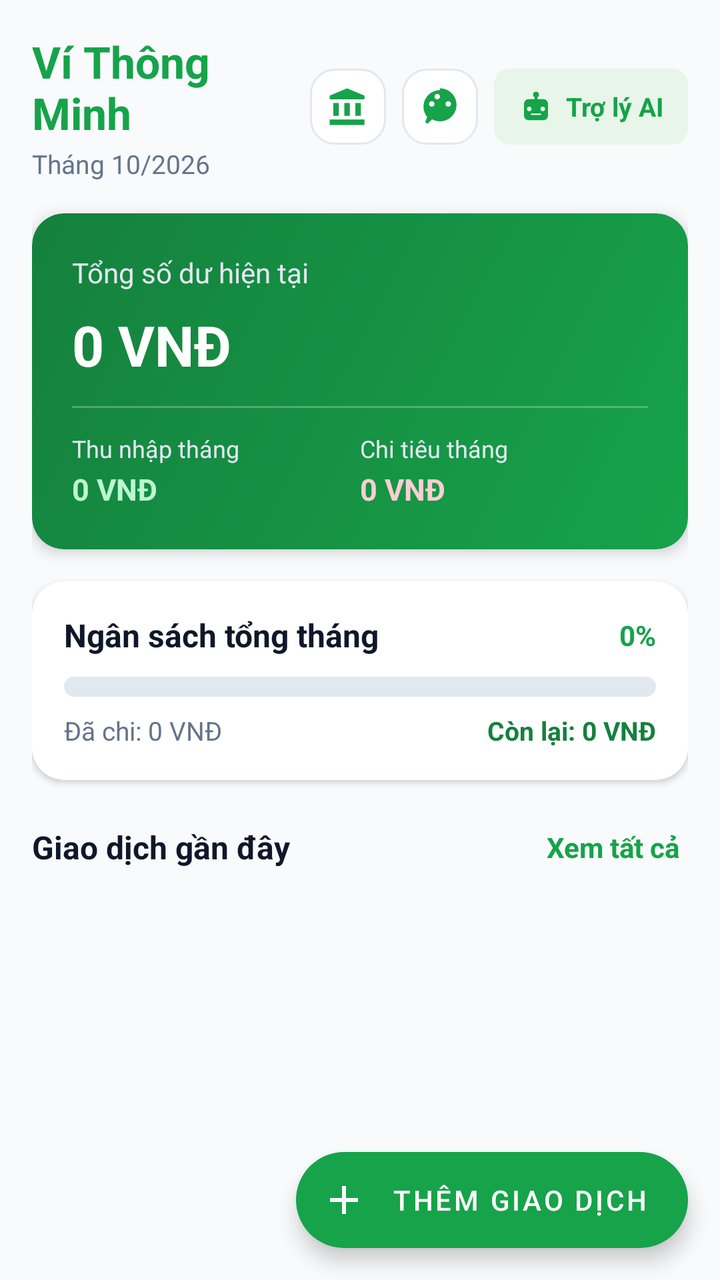
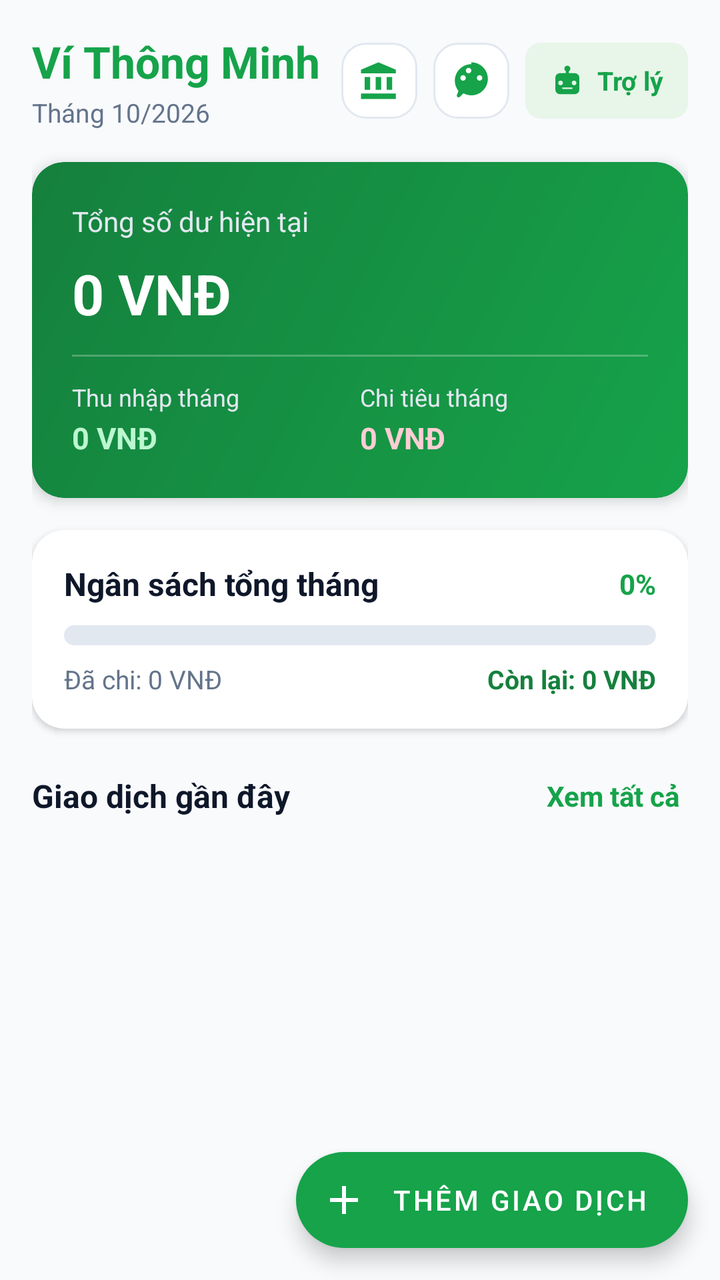

Compare the two renders of this Android layout. The source of the first and the diff that turns it into the second are given below.
<!-- AndroidManifest.xml: application theme Theme.QuanLyChiTieu -->
<!-- res/layout/fragment_overview.xml -->
<?xml version="1.0" encoding="utf-8"?>
<androidx.coordinatorlayout.widget.CoordinatorLayout xmlns:android="http://schemas.android.com/apk/res/android"
    xmlns:app="http://schemas.android.com/apk/res-auto"
    android:layout_width="match_parent"
    android:layout_height="match_parent"
    android:background="@color/bg_light">

    <androidx.core.widget.NestedScrollView
        android:layout_width="match_parent"
        android:layout_height="match_parent"
        android:fillViewport="true">

        <LinearLayout
            android:layout_width="match_parent"
            android:layout_height="wrap_content"
            android:orientation="vertical"
            android:paddingHorizontal="16dp"
            android:paddingTop="16dp"
            android:paddingBottom="96dp">

            
            <LinearLayout
                android:layout_width="match_parent"
                android:layout_height="wrap_content"
                android:gravity="center_vertical"
                android:orientation="horizontal">

                <LinearLayout
                    android:layout_width="0dp"
                    android:layout_height="wrap_content"
                    android:layout_weight="1"
                    android:orientation="vertical">

                    <TextView
                        android:layout_width="wrap_content"
                        android:layout_height="wrap_content"
                        android:text="@string/app_name"
                        android:textColor="?attr/colorPrimary"
                        android:textSize="22sp"
                        android:textStyle="bold" />

                    <TextView
                        android:id="@+id/tv_current_date"
                        android:layout_width="wrap_content"
                        android:layout_height="wrap_content"
                        android:layout_marginTop="2dp"
                        android:text="Tháng 10/2026"
                        android:textColor="@color/text_secondary"
                        android:textSize="13sp" />
                </LinearLayout>

                
                <ImageView
                    android:id="@+id/btn_bank_sync"
                    android:layout_width="38dp"
                    android:layout_height="38dp"
                    android:layout_marginEnd="8dp"
                    android:background="@drawable/bg_rounded_search"
                    android:clickable="true"
                    android:focusable="true"
                    android:padding="8dp"
                    android:src="@drawable/ic_bank"
                    app:tint="?attr/colorPrimary" />

                
                <ImageView
                    android:id="@+id/btn_change_theme"
                    android:layout_width="38dp"
                    android:layout_height="38dp"
                    android:layout_marginEnd="8dp"
                    android:background="@drawable/bg_rounded_search"
                    android:clickable="true"
                    android:focusable="true"
                    android:padding="8dp"
                    android:src="@drawable/ic_palette" />

                
                <LinearLayout
                    android:id="@+id/btn_open_ai_chatbot"
                    android:layout_width="wrap_content"
                    android:layout_height="38dp"
                    android:background="@drawable/bg_badge_income"
                    android:clickable="true"
                    android:focusable="true"
                    android:gravity="center_vertical"
                    android:orientation="horizontal"
                    android:paddingHorizontal="12dp">

                    <ImageView
                        android:layout_width="18dp"
                        android:layout_height="18dp"
                        android:src="@drawable/ic_bot_ai" />

                    <TextView
                        android:layout_width="wrap_content"
                        android:layout_height="wrap_content"
                        android:layout_marginStart="6dp"
                        android:text="Trợ lý AI"
                        android:textColor="@color/primary"
                        android:textSize="13sp"
                        android:textStyle="bold" />
                </LinearLayout>

            </LinearLayout>

            
            <androidx.cardview.widget.CardView
                android:layout_width="match_parent"
                android:layout_height="wrap_content"
                android:layout_marginTop="16dp"
                app:cardCornerRadius="16dp"
                app:cardElevation="4dp">

                <LinearLayout
                    android:layout_width="match_parent"
                    android:layout_height="wrap_content"
                    android:background="@drawable/bg_balance_card"
                    android:orientation="vertical"
                    android:padding="20dp">

                    <TextView
                        android:layout_width="wrap_content"
                        android:layout_height="wrap_content"
                        android:text="@string/current_balance"
                        android:textColor="#E2E8F0"
                        android:textSize="14sp" />

                    <TextView
                        android:id="@+id/tv_total_balance"
                        android:layout_width="wrap_content"
                        android:layout_height="wrap_content"
                        android:layout_marginTop="8dp"
                        android:text="0 VNĐ"
                        android:textColor="@color/text_white"
                        android:textSize="28sp"
                        android:textStyle="bold" />

                    <View
                        android:layout_width="match_parent"
                        android:layout_height="1dp"
                        android:layout_marginVertical="12dp"
                        android:background="#40FFFFFF" />

                    <LinearLayout
                        android:layout_width="match_parent"
                        android:layout_height="wrap_content"
                        android:orientation="horizontal">

                        
                        <LinearLayout
                            android:layout_width="0dp"
                            android:layout_height="wrap_content"
                            android:layout_weight="1"
                            android:orientation="vertical">

                            <TextView
                                android:layout_width="wrap_content"
                                android:layout_height="wrap_content"
                                android:text="@string/monthly_income"
                                android:textColor="#E2E8F0"
                                android:textSize="12sp" />

                            <TextView
                                android:id="@+id/tv_overview_income"
                                android:layout_width="wrap_content"
                                android:layout_height="wrap_content"
                                android:layout_marginTop="2dp"
                                android:text="0 VNĐ"
                                android:textColor="#BBF7D0"
                                android:textSize="15sp"
                                android:textStyle="bold" />
                        </LinearLayout>

                        
                        <LinearLayout
                            android:layout_width="0dp"
                            android:layout_height="wrap_content"
                            android:layout_weight="1"
                            android:orientation="vertical">

                            <TextView
                                android:layout_width="wrap_content"
                                android:layout_height="wrap_content"
                                android:text="@string/monthly_expense"
                                android:textColor="#E2E8F0"
                                android:textSize="12sp" />

                            <TextView
                                android:id="@+id/tv_overview_expense"
                                android:layout_width="wrap_content"
                                android:layout_height="wrap_content"
                                android:layout_marginTop="2dp"
                                android:text="0 VNĐ"
                                android:textColor="#FECDD3"
                                android:textSize="15sp"
                                android:textStyle="bold" />
                        </LinearLayout>
                    </LinearLayout>
                </LinearLayout>
            </androidx.cardview.widget.CardView>

            
            <androidx.cardview.widget.CardView
                android:id="@+id/card_budget_overview"
                android:layout_width="match_parent"
                android:layout_height="wrap_content"
                android:layout_marginTop="16dp"
                app:cardBackgroundColor="@color/surface_white"
                app:cardCornerRadius="16dp"
                app:cardElevation="2dp">

                <LinearLayout
                    android:layout_width="match_parent"
                    android:layout_height="wrap_content"
                    android:orientation="vertical"
                    android:padding="16dp">

                    <LinearLayout
                        android:layout_width="match_parent"
                        android:layout_height="wrap_content"
                        android:gravity="center_vertical"
                        android:orientation="horizontal">

                        <TextView
                            android:layout_width="0dp"
                            android:layout_height="wrap_content"
                            android:layout_weight="1"
                            android:text="@string/budget_monthly_total"
                            android:textColor="@color/text_primary"
                            android:textSize="16sp"
                            android:textStyle="bold" />

                        <TextView
                            android:id="@+id/tv_budget_percent"
                            android:layout_width="wrap_content"
                            android:layout_height="wrap_content"
                            android:text="0%"
                            android:textColor="@color/primary"
                            android:textSize="14sp"
                            android:textStyle="bold" />
                    </LinearLayout>

                    <ProgressBar
                        android:id="@+id/progress_budget"
                        style="?android:attr/progressBarStyleHorizontal"
                        android:layout_width="match_parent"
                        android:layout_height="10dp"
                        android:layout_marginTop="10dp"
                        android:max="100"
                        android:progress="0"
                        android:progressDrawable="@drawable/bg_progress_bar" />

                    <LinearLayout
                        android:layout_width="match_parent"
                        android:layout_height="wrap_content"
                        android:layout_marginTop="8dp"
                        android:orientation="horizontal">

                        <TextView
                            android:id="@+id/tv_budget_spent_text"
                            android:layout_width="0dp"
                            android:layout_height="wrap_content"
                            android:layout_weight="1"
                            android:text="Đã chi: 0 VNĐ"
                            android:textColor="@color/text_secondary"
                            android:textSize="13sp" />

                        <TextView
                            android:id="@+id/tv_budget_remaining_text"
                            android:layout_width="wrap_content"
                            android:layout_height="wrap_content"
                            android:text="Còn lại: 0 VNĐ"
                            android:textColor="@color/primary_dark"
                            android:textSize="13sp"
                            android:textStyle="bold" />
                    </LinearLayout>

                    
                    <TextView
                        android:id="@+id/tv_budget_warning"
                        android:layout_width="match_parent"
                        android:layout_height="wrap_content"
                        android:layout_marginTop="10dp"
                        android:background="@drawable/bg_badge_warning"
                        android:drawableStart="@drawable/ic_warning"
                        android:drawablePadding="8dp"
                        android:padding="8dp"
                        android:text="@string/warning_budget_over"
                        android:textColor="@color/danger_red"
                        android:textSize="13sp"
                        android:visibility="gone" />
                </LinearLayout>
            </androidx.cardview.widget.CardView>

            
            <androidx.cardview.widget.CardView
                android:id="@+id/card_pending_approval"
                android:layout_width="match_parent"
                android:layout_height="wrap_content"
                android:layout_marginTop="16dp"
                android:visibility="gone"
                app:cardCornerRadius="14dp"
                app:cardElevation="3dp">

                <LinearLayout
                    android:layout_width="match_parent"
                    android:layout_height="wrap_content"
                    android:background="#FFFBEB"
                    android:gravity="center_vertical"
                    android:orientation="horizontal"
                    android:padding="14dp">

                    <ImageView
                        android:layout_width="38dp"
                        android:layout_height="38dp"
                        android:background="@drawable/bg_rounded_search"
                        android:padding="7dp"
                        android:src="@drawable/ic_bank"
                        app:tint="@color/warning_orange" />

                    <LinearLayout
                        android:layout_width="0dp"
                        android:layout_height="wrap_content"
                        android:layout_marginStart="12dp"
                        android:layout_weight="1"
                        android:orientation="vertical">

                        <TextView
                            android:id="@+id/tv_pending_title"
                            android:layout_width="wrap_content"
                            android:layout_height="wrap_content"
                            android:text="1 giao dịch ngân hàng chờ duyệt"
                            android:textColor="#B45309"
                            android:textSize="14sp"
                            android:textStyle="bold" />

                        <TextView
                            android:layout_width="wrap_content"
                            android:layout_height="wrap_content"
                            android:layout_marginTop="2dp"
                            android:text="Chạm để chọn danh mục &amp; lưu vào ví"
                            android:textColor="#92400E"
                            android:textSize="12sp" />
                    </LinearLayout>

                    <TextView
                        android:layout_width="wrap_content"
                        android:layout_height="wrap_content"
                        android:background="@drawable/bg_badge_warning"
                        android:paddingHorizontal="12dp"
                        android:paddingVertical="6dp"
                        android:text="DUYỆT"
                        android:textColor="#B45309"
                        android:textSize="12sp"
                        android:textStyle="bold" />
                </LinearLayout>
            </androidx.cardview.widget.CardView>

            
            <LinearLayout
                android:layout_width="match_parent"
                android:layout_height="wrap_content"
                android:layout_marginTop="20dp"
                android:gravity="center_vertical"
                android:orientation="horizontal">

                <TextView
                    android:layout_width="0dp"
                    android:layout_height="wrap_content"
                    android:layout_weight="1"
                    android:text="@string/recent_transactions"
                    android:textColor="@color/text_primary"
                    android:textSize="16sp"
                    android:textStyle="bold" />

                <TextView
                    android:id="@+id/btn_view_all_transactions"
                    android:layout_width="wrap_content"
                    android:layout_height="wrap_content"
                    android:padding="4dp"
                    android:text="@string/view_all"
                    android:textColor="@color/primary"
                    android:textSize="14sp"
                    android:textStyle="bold" />
            </LinearLayout>

            
            <androidx.recyclerview.widget.RecyclerView
                android:id="@+id/rv_recent_transactions"
                android:layout_width="match_parent"
                android:layout_height="wrap_content"
                android:layout_marginTop="8dp"
                android:nestedScrollingEnabled="false" />

            
            <LinearLayout
                android:id="@+id/layout_empty_recent"
                android:layout_width="match_parent"
                android:layout_height="wrap_content"
                android:layout_marginTop="24dp"
                android:gravity="center"
                android:orientation="vertical"
                android:visibility="gone">

                <TextView
                    android:layout_width="wrap_content"
                    android:layout_height="wrap_content"
                    android:text="@string/no_transactions"
                    android:textColor="@color/text_secondary"
                    android:textSize="14sp" />
            </LinearLayout>

        </LinearLayout>
    </androidx.core.widget.NestedScrollView>

    
    <com.google.android.material.floatingactionbutton.ExtendedFloatingActionButton
        android:id="@+id/fab_add_transaction"
        android:layout_width="wrap_content"
        android:layout_height="wrap_content"
        android:layout_gravity="bottom|end"
        android:layout_margin="16dp"
        app:backgroundTint="?attr/colorPrimary"
        android:text="@string/btn_add_transaction"
        android:textColor="@color/text_white"
        app:icon="@drawable/ic_add"
        app:iconTint="@color/text_white" />

</androidx.coordinatorlayout.widget.CoordinatorLayout>
<!-- resources referenced by this layout -->
<resources>
  <color name="bg_light">#F8FAFC</color>
  <color name="danger_red">#B91C1C</color>
  <color name="primary">#16A34A</color>
  <color name="primary_dark">#15803D</color>
  <color name="surface_white">#FFFFFF</color>
  <color name="text_primary">#0F172A</color>
  <color name="text_secondary">#64748B</color>
  <color name="text_white">#FFFFFF</color>
  <color name="warning_orange">#F59E0B</color>
  <!-- drawable bg_badge_income (drawable) -->
  <?xml version="1.0" encoding="utf-8"?>
  <shape xmlns:android="http://schemas.android.com/apk/res/android">
      <solid android:color="@color/income_green_bg" />
      <corners android:radius="8dp" />
  </shape>
  <!-- drawable bg_badge_warning (drawable) -->
  <?xml version="1.0" encoding="utf-8"?>
  <shape xmlns:android="http://schemas.android.com/apk/res/android">
      <solid android:color="@color/warning_orange_bg" />
      <stroke android:width="1dp" android:color="@color/warning_orange" />
      <corners android:radius="12dp" />
  </shape>
  <!-- drawable bg_balance_card (drawable) -->
  <?xml version="1.0" encoding="utf-8"?>
  <shape xmlns:android="http://schemas.android.com/apk/res/android">
      <gradient
          android:angle="135"
          android:startColor="?attr/colorPrimary"
          android:endColor="?attr/colorPrimaryVariant"
          android:type="linear" />
      <corners android:radius="16dp" />
  </shape>
  <!-- drawable bg_rounded_search (drawable) -->
  <?xml version="1.0" encoding="utf-8"?>
  <shape xmlns:android="http://schemas.android.com/apk/res/android">
      <solid android:color="@color/surface_white" />
      <stroke android:width="1dp" android:color="@color/divider" />
      <corners android:radius="12dp" />
  </shape>
  <!-- drawable ic_add (drawable) -->
  <vector xmlns:android="http://schemas.android.com/apk/res/android"
      android:width="24dp"
      android:height="24dp"
      android:viewportWidth="24"
      android:viewportHeight="24">
      <path
          android:fillColor="@color/text_white"
          android:pathData="M19,13h-6v6h-2v-6H5v-2h6V5h2v6h6v2z"/>
  </vector>
  <!-- drawable ic_bank (drawable) -->
  <vector xmlns:android="http://schemas.android.com/apk/res/android"
      android:width="24dp"
      android:height="24dp"
      android:viewportWidth="24"
      android:viewportHeight="24">
      <path
          android:fillColor="@color/text_secondary"
          android:pathData="M4,10v7h3v-7H4zm6,0v7h3v-7h-3zm6,0v7h3v-7h-3zM2,22h19v-3H2v3zm9.5,-20L2,6v2h19V6l-9.5,-4z"/>
  </vector>
  <!-- drawable ic_warning (drawable) -->
  <vector xmlns:android="http://schemas.android.com/apk/res/android"
      android:width="24dp"
      android:height="24dp"
      android:viewportWidth="24"
      android:viewportHeight="24">
      <path
          android:fillColor="@color/warning_orange"
          android:pathData="M1,21h22L12,2 1,21zm12,-3h-2v-2h2v2zm0,-4h-2v-4h2v4z"/>
  </vector>
  <string name="app_name">Ví Thông Minh</string>
  <string name="btn_add_transaction">Thêm giao dịch</string>
  <string name="budget_monthly_total">Ngân sách tổng tháng</string>
  <string name="current_balance">Tổng số dư hiện tại</string>
  <string name="monthly_expense">Chi tiêu tháng</string>
  <string name="monthly_income">Thu nhập tháng</string>
  <string name="no_transactions">Chưa có giao dịch nào.</string>
  <string name="recent_transactions">Giao dịch gần đây</string>
  <string name="view_all">Xem tất cả</string>
  <string name="warning_budget_over">Cảnh báo: Bạn đã chi tiêu vượt quá ngân sách tháng!</string>
  <color name="income_green_bg">#E8F5E9</color>
  <color name="warning_orange_bg">#FEF3C7</color>
  <color name="divider">#E2E8F0</color>
  <color name="primary_variant">#22C55E</color>
  <!-- unchanged entries left out for length: 5 -->
</resources>

<!-- the commit's change to res/layout/fragment_overview.xml (unified diff, before → after) -->
@@ -95,7 +95,7 @@
                         android:layout_width="wrap_content"
                         android:layout_height="wrap_content"
                         android:layout_marginStart="6dp"
-                        android:text="Trợ lý AI"
+                        android:text="Trợ lý"
                         android:textColor="@color/primary"
                         android:textSize="13sp"
                         android:textStyle="bold" />
